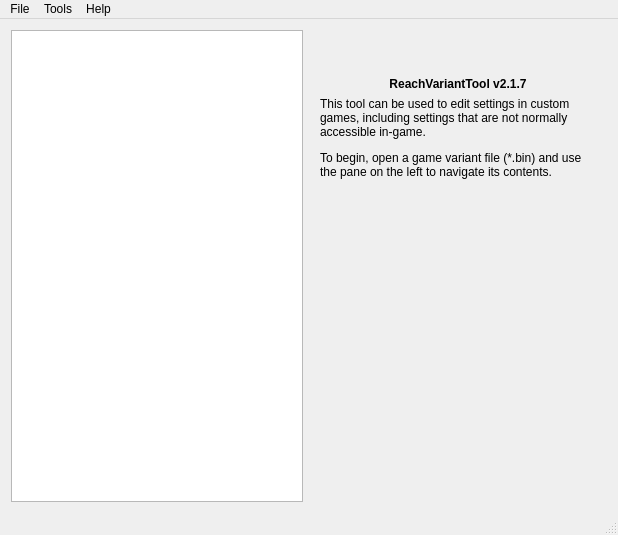
This is native/src/ReachVariantTool/ui/main_window.ui in DavidJCobb/ReachVariantEditor as Qt 5 draws it before an edit. The edited form follows.
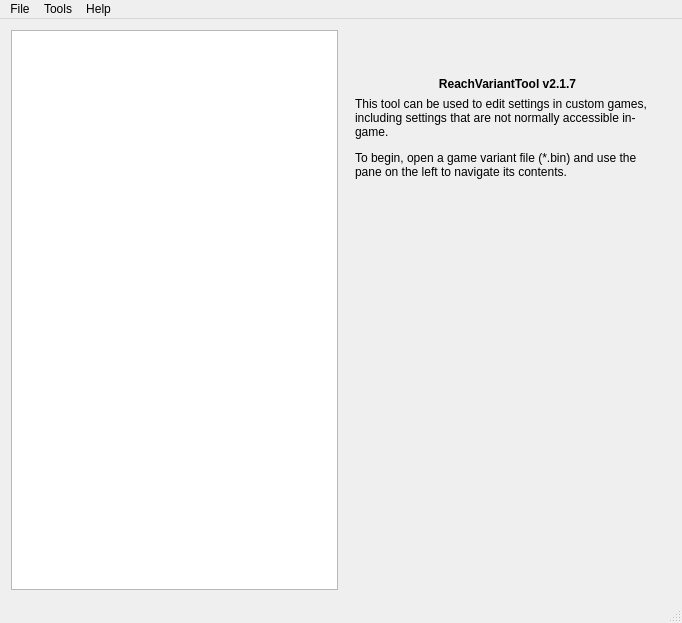
This is the edited form. Icons and pictures are not drawn. Custom widgets are drawn as their Qt base class.

Commit message: fixed ini cpp and ini.h mismatch, and made the main window slightly bigger to make scrolling unnecessary after loading a gametype.

What changed in the file:
```diff
--- a/native/src/ReachVariantTool/ui/main_window.ui
+++ b/native/src/ReachVariantTool/ui/main_window.ui
@@ -6,8 +6,8 @@
    <rect>
     <x>0</x>
     <y>0</y>
-    <width>618</width>
-    <height>535</height>
+    <width>682</width>
+    <height>623</height>
    </rect>
   </property>
   <property name="windowTitle">
@@ -378,8 +378,8 @@
     <rect>
      <x>0</x>
      <y>0</y>
-     <width>618</width>
-     <height>21</height>
+     <width>682</width>
+     <height>22</height>
     </rect>
    </property>
    <widget class="QMenu" name="menuFile">
```
The commit also changes 1 other file.
